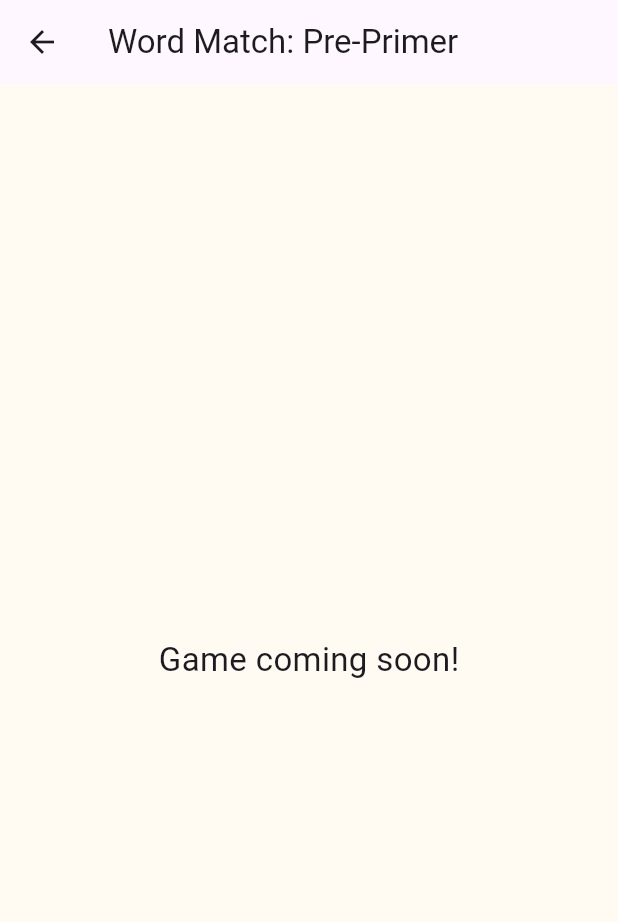
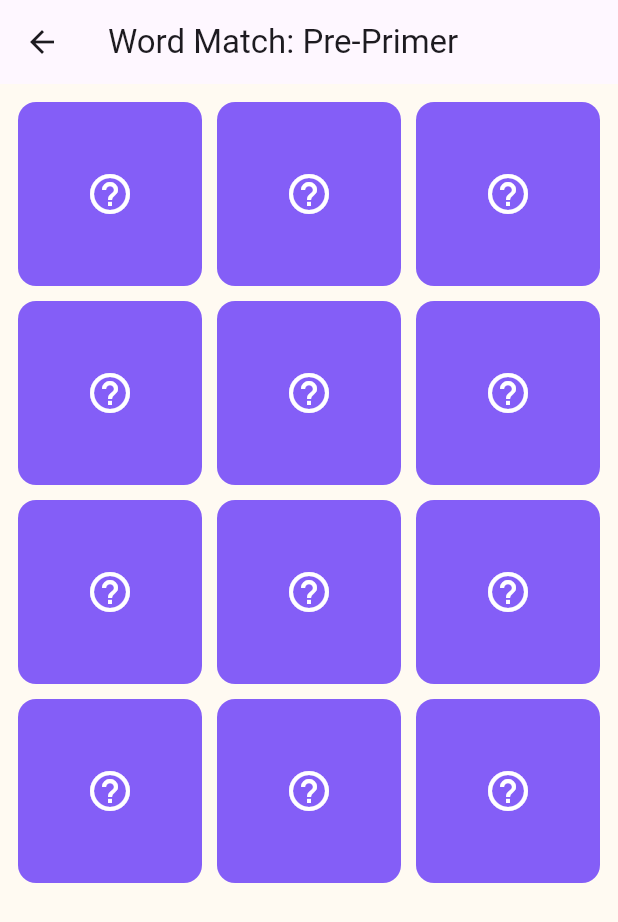
Before and after one commit to mrpatel2/sight_word_match, a Flutter app: the screen it shows after launch, after a tap on "Pre-Primer", on a phone screen of 412 x 824 dp. Shown: the top 922 px of the screen. Run offline on Flutter 3.47's test engine with Material 3 defaults, Android fonts, the phone set to English and light mode, and no system bars; our stand-ins replace shared_preferences.

Commit message:
Add static word grid for each level

```diff
--- a/lib/screens/word_match_screen.dart
+++ b/lib/screens/word_match_screen.dart
@@ -1,18 +1,71 @@
 import 'package:flutter/material.dart';
+import '../data/dolch_words.dart';
 
-class WordMatchScreen extends StatelessWidget {
+class WordMatchScreen extends StatefulWidget {
   final String level;
 
   const WordMatchScreen({super.key, required this.level});
 
   @override
+  State<WordMatchScreen> createState() => _WordMatchScreenState();
+}
+
+class _WordCardData {
+  final String word;
+  bool isFaceUp = false;
+  bool isMatched = false;
+
+  _WordCardData({required this.word});
+}
+
+class _WordMatchScreenState extends State<WordMatchScreen> {
+  late List<_WordCardData> _cards;
+
+  @override
+  void initState() {
+    super.initState();
+    _cards = _generateCards();
+  }
+
+  List<_WordCardData> _generateCards() {
+    final allWords = List<String>.from(
+      DolchWords.wordsByLevel[widget.level] ?? [],
+    );
+    allWords.shuffle();
+    final selected = allWords.take(6).toList();
+    final cardWords = [...selected, ...selected];
+    cardWords.shuffle();
+    return cardWords.map((w) => _WordCardData(word: w)).toList();
+  }
+
+  @override
   Widget build(BuildContext context) {
     return Scaffold(
-      appBar: AppBar(title: Text('Word Match: $level')),
-      body: const Center(
-        child: Text(
-          'Game coming soon!',
-          style: TextStyle(fontSize: 22),
+      appBar: AppBar(title: Text('Word Match: ${widget.level}')),
+      body: Padding(
+        padding: const EdgeInsets.all(12.0),
+        child: GridView.builder(
+          itemCount: _cards.length,
+          gridDelegate: const SliverGridDelegateWithFixedCrossAxisCount(
+            crossAxisCount: 3,
+            crossAxisSpacing: 10,
+            mainAxisSpacing: 10,
+            childAspectRatio: 1.0,
+          ),
+          itemBuilder: (context, index) {
+            return Container(
+              decoration: BoxDecoration(
+                color: const Color(0xFF845EF7),
+                borderRadius: BorderRadius.circular(12),
+              ),
+              alignment: Alignment.center,
+              child: const Icon(
+                Icons.help_outline,
+                color: Colors.white,
+                size: 32,
+              ),
+            );
+          },
         ),
       ),
     );
```
